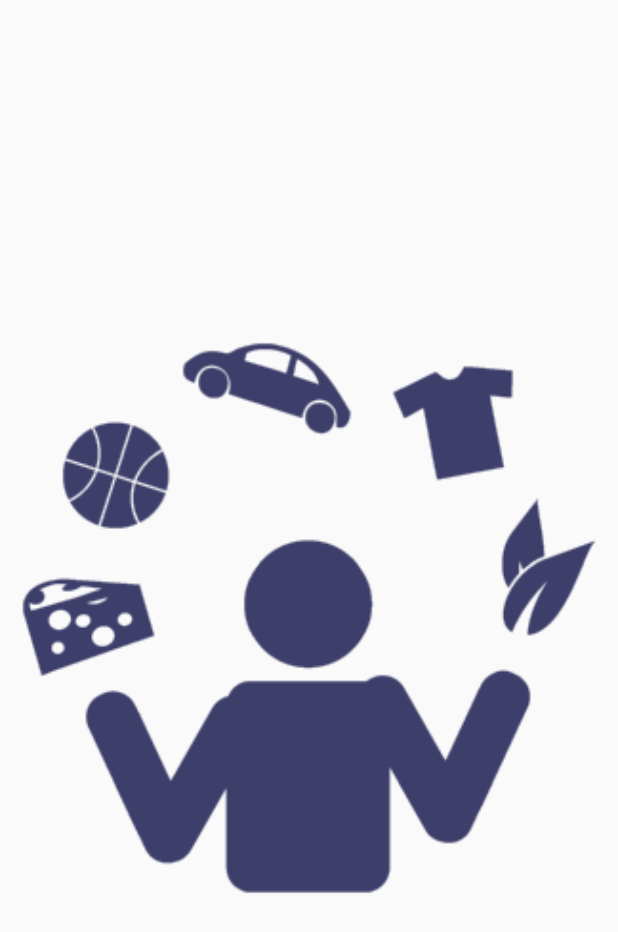
After one commit to Omarasifshaikh/IWTB_reach_higher, an Android app: the layout fragment_default_image.xml on its own in the app's theme, with its tools: preview values and no code run, on a phone screen of 412 x 824 dp. The commit adds this screen. Shown: the top 932 px of the screen. Run offline under Robolectric (Android 15) with nearby library versions, the phone set to English and light mode, and no system bars.

Commit message:
Prepping for release

```diff
--- a/app/src/main/AndroidManifest.xml
+++ b/app/src/main/AndroidManifest.xml
@@ -4,7 +4,7 @@
 
     <application
         android:allowBackup="true"
-        android:icon="@mipmap/ic_launcher"
+        android:icon="@drawable/ic_interestsicon_highres"
         android:label="@string/app_name"
         android:supportsRtl="true"
         android:theme="@style/AppTheme">
--- /dev/null
+++ b/app/src/main/res/layout/fragment_default_image.xml
@@ -0,0 +1,16 @@
+<FrameLayout xmlns:android="http://schemas.android.com/apk/res/android"
+             xmlns:tools="http://schemas.android.com/tools"
+             android:layout_width="match_parent"
+             android:layout_height="match_parent"
+             tools:context="com.projecthade.navigationdrawerexample.FragmentTwo">
+
+
+        <ImageView
+            android:id="@+id/imageView"
+            android:layout_width="match_parent"
+            android:layout_height="match_parent"
+            android:src="@drawable/ic_interestsicon_highres" />
+
+
+
+</FrameLayout>
--- a/app/src/main/res/values/strings.xml
+++ b/app/src/main/res/values/strings.xml
@@ -1,5 +1,5 @@
 <resources>
-    <string name="app_name">Career App</string>
+    <string name="app_name">IWTB Reach Higher</string>
 
     <string name="navigation_drawer_open">Open navigation drawer</string>
     <string name="navigation_drawer_close">Close navigation drawer</string>
```
Also changed, not shown: app/src/main/java/tech/oshaikh/ojsknavigationdrawer/DefaultImageFragment.java (added, +34 -0 lines), app/src/main/java/tech/oshaikh/ojsknavigationdrawer/MainActivity.java (+15 -3 lines), app/src/main/res/drawable-hdpi/ic_interestsicon_highres.png (added), app/src/main/res/drawable-mdpi/ic_interestsicon_highres.png (added), app/src/main/res/drawable-xhdpi/ic_interestsicon_highres.png (added), app/src/main/res/drawable-xxhdpi/ic_interestsicon_highres.png (added), app/src/main/res/drawable-xxxhdpi/ic_interestsicon_highres.png (added).
